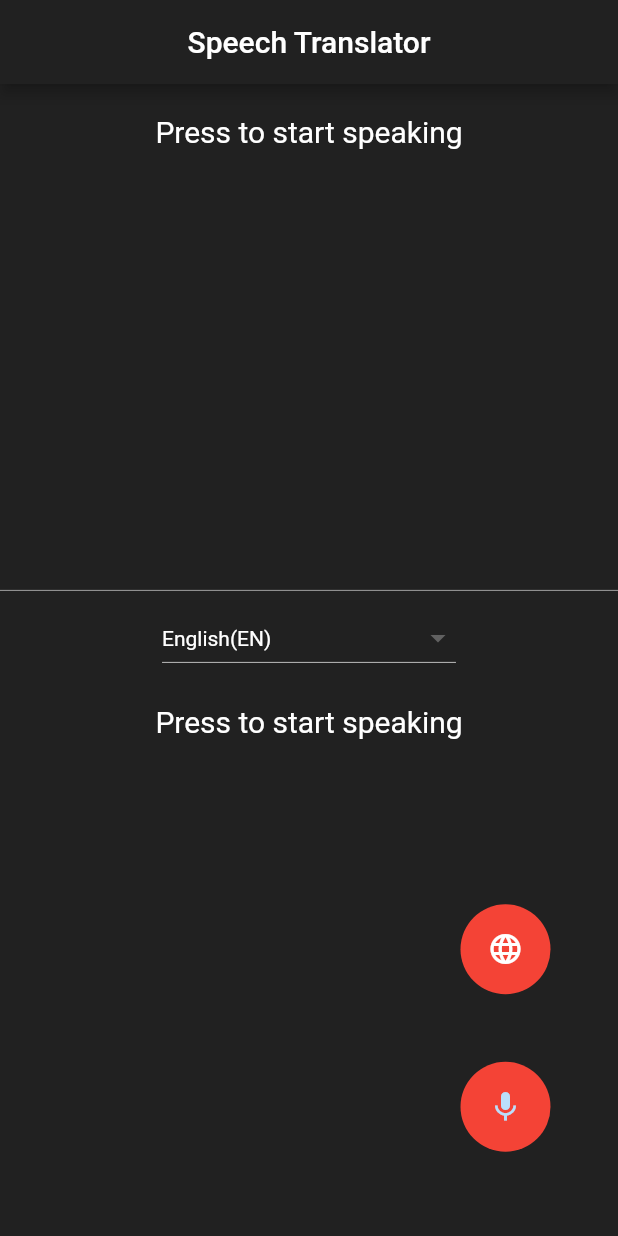
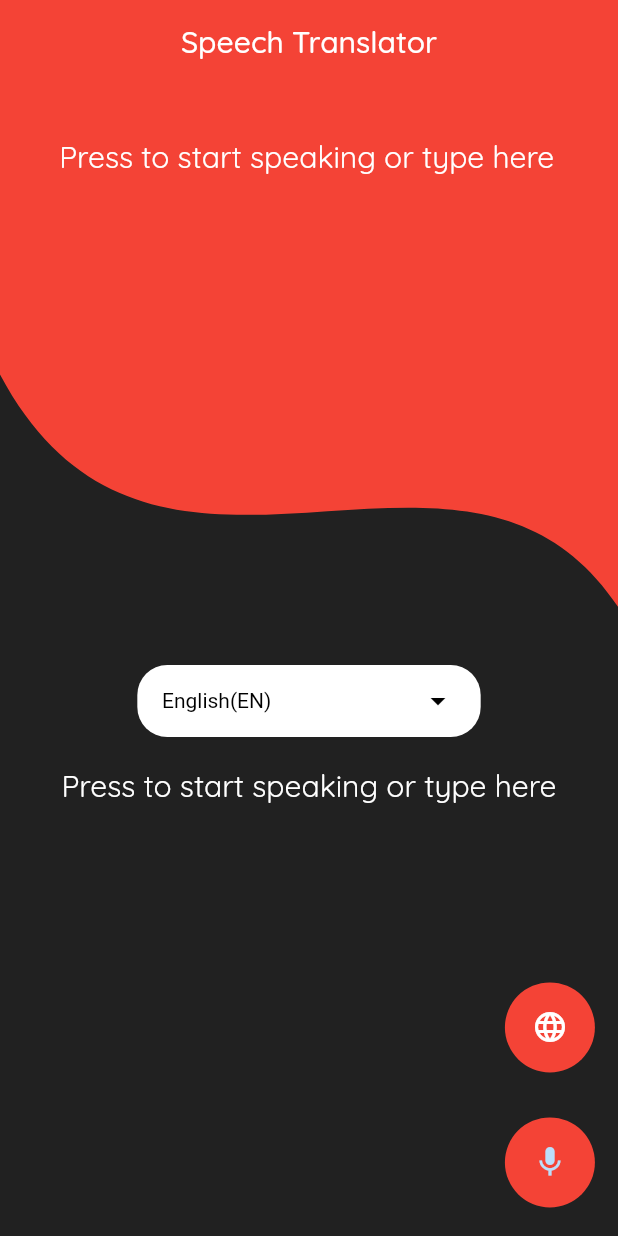
Before and after one commit to Qweku/speech_translator, a Flutter app: the screen it shows after launch, on a phone screen of 412 x 824 dp. Run offline on Flutter 3.47's test engine with Material 2 defaults, Android fonts, the phone set to English and light mode, and no system bars; drawn by our look-alikes of avatar_glow; our stand-ins replace flutter_tts, speech_to_text; missing offline and left inert: translator.

Commit message:
font and custom-clipper

```diff
--- /dev/null
+++ b/lib/extras/customClipper.dart
@@ -0,0 +1,20 @@
+// ignore_for_file: file_names
+
+import 'package:flutter/cupertino.dart';
+
+class NewCustomClipper extends CustomClipper<Path> {
+  @override
+  Path getClip(Size size) {
+    Path path = Path();
+    path.lineTo(0, size.height / 2);
+    path.cubicTo(size.width / 4, 2 * (size.height / 2), 3 * (size.width / 4),
+        size.height / 2, size.width, size.height * 0.9);
+    path.lineTo(size.width, 0);
+    return path;
+  }
+
+  @override
+  bool shouldReclip(covariant CustomClipper<Path> oldClipper) {
+    return true;
+  }
+}
--- /dev/null
+++ b/lib/extras/textField.dart
@@ -0,0 +1,69 @@
+import 'package:flutter/material.dart';
+
+class CustomTextField extends StatelessWidget {
+  final String? hintText;
+  final TextEditingController? controller;
+  final TextInputType? keyboard;
+  final int? maxLines;
+  final Color borderColor;
+  final Color color;
+  final TextStyle? style;
+  final bool obscure;
+  final Widget? prefixIcon;
+  final Widget? suffixIcon;
+  final TextAlign textAlign;
+  final Color hintColor;
+  const CustomTextField(
+      {Key? key,
+      this.hintText,
+      this.controller,
+      this.keyboard,
+      this.maxLines,
+      this.borderColor = Colors.transparent,
+      this.color = Colors.transparent,
+      this.style,
+      this.obscure = false,
+      this.suffixIcon,
+      this.textAlign = TextAlign.justify,
+      this.hintColor = Colors.grey,
+      this.prefixIcon})
+      : super(key: key);
+
+  @override
+  Widget build(BuildContext context) {
+     return Container(
+      //width: MediaQuery.of(context).size.width,
+      decoration: BoxDecoration(
+          border: Border.all(
+            color: borderColor,
+          ),
+          color: color,
+          borderRadius: BorderRadius.circular(20)),
+      child: TextFormField(
+        obscureText: obscure,
+        maxLines: maxLines,
+
+        keyboardType: keyboard,
+        controller: controller,
+        textAlign: textAlign,
+        style: style,
+        decoration: InputDecoration(
+          hintText: hintText,
+          hintStyle: TextStyle(color: hintColor),
+          suffixIcon: suffixIcon,
+          prefixIcon: prefixIcon,
+          border: InputBorder.none,
+          focusedBorder: InputBorder.none,
+          enabledBorder: InputBorder.none,
+          errorBorder: InputBorder.none,
+          disabledBorder: InputBorder.none,
+          contentPadding: EdgeInsets.symmetric(horizontal: 15, vertical: 15.0),
+        ),
+        // validator: MultiValidator([
+        //   EmailValidator(errorText: ""),
+        //   RequiredValidator(errorText: ""),
+        // ]),
+      ),
+    );
+  }
+}
--- a/lib/main.dart
+++ b/lib/main.dart
@@ -17,6 +17,7 @@ class MyApp extends StatelessWidget {
       debugShowCheckedModeBanner: false,
       title: 'speech_translator',
       theme: ThemeData(
+        fontFamily: 'Quicksand',
         primarySwatch: Colors.blue,
       ),
       home: const Launcher(),
--- a/lib/myHome.dart
+++ b/lib/myHome.dart
@@ -7,6 +7,8 @@ import 'package:flutter/material.dart';
 import 'package:flutter_tts/flutter_tts.dart';
 import 'package:speech_to_text/speech_recognition_result.dart';
 import 'package:speech_to_text/speech_to_text.dart' as stt;
+import 'package:speech_translator/extras/customClipper.dart';
+import 'package:speech_translator/extras/textField.dart';
 import 'extras/Languages.dart';
 import 'package:translator/translator.dart';
 
@@ -21,7 +23,8 @@ class _SpeechScreenState extends State<SpeechScreen> {
   stt.SpeechToText _speech = stt.SpeechToText();
   FlutterTts flutterTts = FlutterTts();
   bool isListening = false;
-  String text = "Press to start speaking";
+  //String text = "Press to start speaking";
+  TextEditingController textController = TextEditingController();
 
   _speak() async {
     await flutterTts.setLanguage("en-US");
@@ -44,7 +47,8 @@ class _SpeechScreenState extends State<SpeechScreen> {
   void initState() {
     super.initState();
     initSpeech();
-    translatedText = text;
+    textController.text = "Press to start speaking or type here";
+    translatedText = textController.text;
   }
 
   @override
@@ -53,41 +57,60 @@ class _SpeechScreenState extends State<SpeechScreen> {
     return WillPopScope(
       onWillPop: () => _onBackPressed(context),
       child: Scaffold(
-
+        resizeToAvoidBottomInset: false,
           backgroundColor: Colors.grey[900],
           appBar: AppBar(
             automaticallyImplyLeading: false,
-            backgroundColor: Colors.grey[900],
+            backgroundColor: Colors.red,
             title: Text('Speech Translator'),
+            elevation: 0,
             centerTitle: true,
           ),
           body: Stack(
             children: [
               Column(
                 children: [
-                  SizedBox(
-                    height: height * 0.4,
+                  ClipPath(
+                    clipper: NewCustomClipper(),
+                    child: Container(
+                      color: Colors.red,
+                      height: height * 0.47,
                       child: SingleChildScrollView(
                         child: Container(
                             padding: EdgeInsets.all(20),
-                          child: Text(text,
-                              style:
-                                  TextStyle(fontSize: 20, color: Colors.white))),
+                            child: CustomTextField(
+                              //borderColor: Colors.white,
+                              maxLines: 10,
+                              textAlign: TextAlign.center,
+                              controller: textController,
+                              style: TextStyle(fontSize: 20, color: Colors.white)
+                            )
+                            // Text(text,
+                            //     style:
+                            //         TextStyle(fontSize: 20, color: Colors.white))
                             ),
                       ),
-                  Divider(
-                    color: Colors.grey,
                     ),
-                  DropdownButton(
+                  ),
+
+                  Container(
+                    padding: EdgeInsets.symmetric(horizontal:height*0.02),
+                    decoration: BoxDecoration(
+                      borderRadius:BorderRadius.circular(20),
+                      color:Colors.white
+                    ),
+                    child: DropdownButton(
+                      iconEnabledColor: Colors.black,
+                        underline: DropdownButtonHideUnderline(child: Container()),
                         value: secondValue,
-                      dropdownColor: Colors.black,
-                      style: TextStyle(color: Colors.white),
+                        //dropdownColor: Colors.black,
+                        style: TextStyle(color: Colors.black),
                         items:
                             // ["en", "fr", "es", "it", "hi", "ja"]
                             langs.entries.map((e) {
                           return DropdownMenuItem(
                             child: Text("${e.value}(${e.key.toUpperCase()})",
-                              style: TextStyle(color: Colors.white)),
+                                style: TextStyle(color: Colors.black)),
                             value: e.key,
                           );
                         }).toList(),
@@ -101,20 +124,21 @@ class _SpeechScreenState extends State<SpeechScreen> {
                             //chosenValue = value.toString();
                           });
                         }),
+                  ),
                   SizedBox(
-                    height: height * 0.3,
+                    height: height * 0.33,
                     child: SingleChildScrollView(
                       child: Container(
                           padding: EdgeInsets.all(20),
                           child: Text(translatedText,
-                              style:
-                                  TextStyle(fontSize: 20, color: Colors.white))),
+                              style: TextStyle(
+                                  fontSize: 20, color: Colors.white))),
                     ),
                   ),
                 ],
               ),
               Container(
-                alignment: Alignment(1, 1.1),
+                alignment: Alignment(1.1, 1.3),
                 child: SizedBox(
                   height: height * 0.3,
                   child: Column(children: [
@@ -138,7 +162,7 @@ class _SpeechScreenState extends State<SpeechScreen> {
                     AvatarGlow(
                       animate: isListening,
                       glowColor: Colors.red,
-                      endRadius: 75.0,
+                      endRadius: 60.0,
                       duration: Duration(milliseconds: 2000),
                       repeatPauseDuration: Duration(milliseconds: 100),
                       repeat: true,
@@ -164,28 +188,30 @@ class _SpeechScreenState extends State<SpeechScreen> {
     return (await showDialog<bool>(
             context: context,
             builder: (c) => AlertDialog(
-
                   title: Center(
-                      child: Text("Warning",
+                      child: Text(
+                    "Warning",
                   )),
-                  content: Text("Do you really want to quit?",
+                  content: Text(
+                    "Do you really want to quit?",
                   ),
                   actions: [
                     TextButton(
                         onPressed: () {
                           exit(0);
                         },
-                        child: Text("Yes",
+                        child: Text(
+                          "Yes",
                         )),
                     TextButton(
                         onPressed: () => Navigator.pop(c, false),
-                        child: Text("No",
+                        child: Text(
+                          "No",
                         ))
                   ],
                 ))) ??
         false;
   }
-
 
   void listen() async {
     await _speech.listen(onResult: _onSpeechResult);
@@ -201,8 +227,8 @@ class _SpeechScreenState extends State<SpeechScreen> {
 
   void _onSpeechResult(SpeechRecognitionResult result) {
     setState(() {
-      text = result.recognizedWords;
-      translatedText = text;
+      textController.text = result.recognizedWords;
+      translatedText = textController.text;
     });
   }
 
```
Also changed, not shown: pubspec.yaml (+9 -7 lines), assets/fonts/Quicksand-Bold.ttf (added), assets/fonts/Quicksand-Light.ttf (added), assets/fonts/Quicksand-Medium.ttf (added), assets/fonts/Quicksand-Regular.ttf (added), assets/fonts/Quicksand-SemiBold.ttf (added), pubspec.lock. Lines whose indentation alone changed are shown as unchanged.
